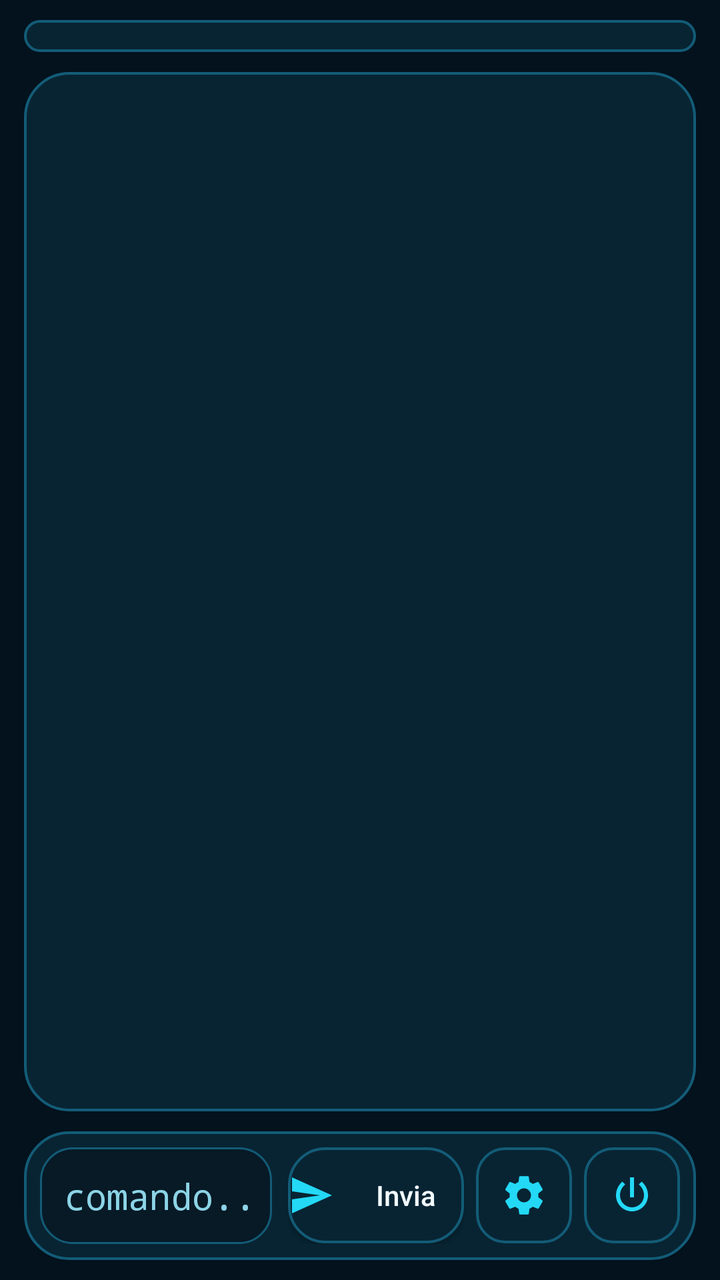
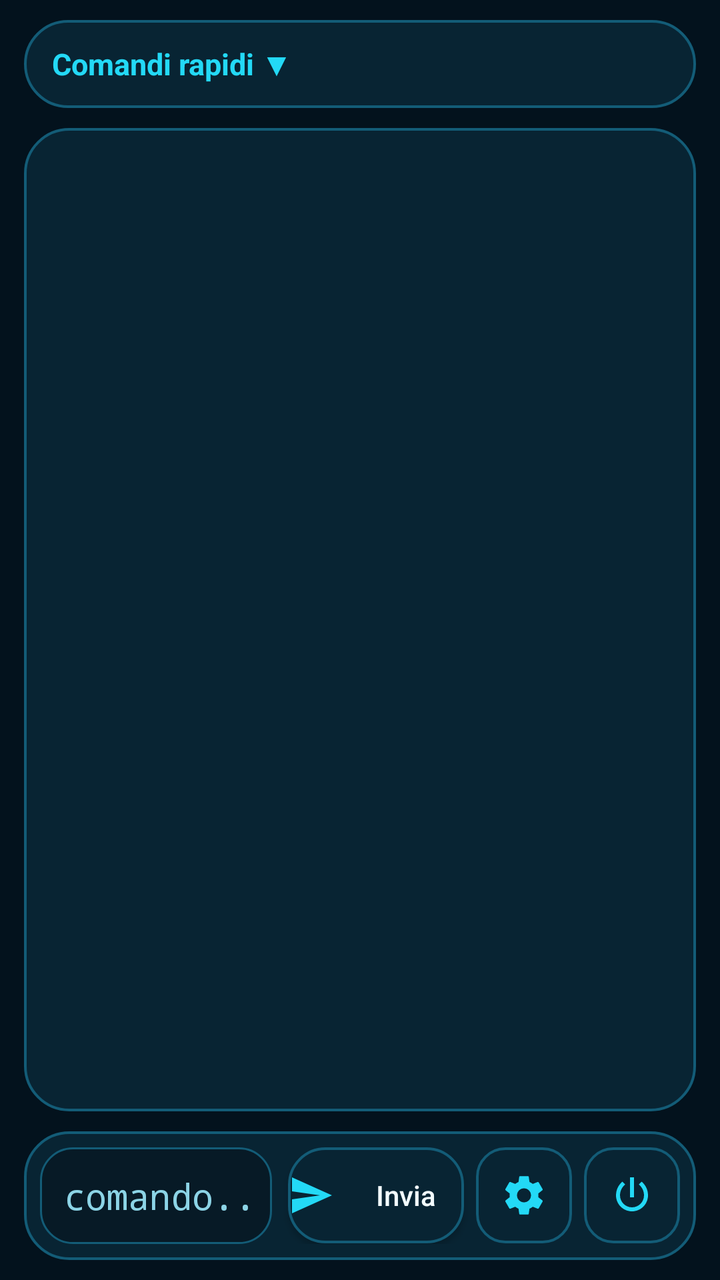

Compare the two renders of this Android layout. The source of the first and the diff that turns it into the second are given below.
<!-- AndroidManifest.xml: application theme Theme.SshTerminal -->
<!-- res/layout/activity_terminal.xml -->
<?xml version="1.0" encoding="utf-8"?>
<LinearLayout xmlns:android="http://schemas.android.com/apk/res/android"
    xmlns:app="http://schemas.android.com/apk/res-auto"
    android:layout_width="match_parent"
    android:layout_height="match_parent"
    android:background="@color/matrix_bg"
    android:orientation="vertical">

    <HorizontalScrollView
        android:layout_width="match_parent"
        android:layout_height="wrap_content"
        android:layout_marginStart="12dp"
        android:layout_marginTop="10dp"
        android:layout_marginEnd="12dp"
        android:background="@drawable/bg_card_matrix"
        android:scrollbars="none">

        <LinearLayout
            android:id="@+id/layoutQuickCommands"
            android:layout_width="wrap_content"
            android:layout_height="wrap_content"
            android:orientation="horizontal"
            android:padding="8dp" />

    </HorizontalScrollView>

    <ScrollView
        android:id="@+id/scrollOutput"
        android:layout_width="match_parent"
        android:layout_height="0dp"
        android:layout_weight="1"
        android:layout_marginStart="12dp"
        android:layout_marginTop="10dp"
        android:layout_marginEnd="12dp"
        android:background="@drawable/bg_card_matrix">

        <TextView
            android:id="@+id/textOutput"
            android:layout_width="match_parent"
            android:layout_height="wrap_content"
            android:fontFamily="monospace"
            android:padding="12dp"
            android:textColor="@color/matrix_green"
            android:textSize="13sp" />

    </ScrollView>

    <LinearLayout
        android:layout_width="match_parent"
        android:layout_height="wrap_content"
        android:layout_marginStart="12dp"
        android:layout_marginTop="10dp"
        android:layout_marginEnd="12dp"
        android:layout_marginBottom="10dp"
        android:background="@drawable/bg_card_matrix"
        android:gravity="center_vertical"
        android:orientation="horizontal"
        android:padding="8dp">

        <EditText
            android:id="@+id/editCommand"
            android:layout_width="0dp"
            android:layout_height="wrap_content"
            android:layout_weight="1"
            android:background="@drawable/bg_input_matrix"
            android:fontFamily="monospace"
            android:hint="comando..."
            android:imeOptions="actionSend"
            android:inputType="text"
            android:padding="12dp"
            android:textColor="@color/matrix_text_primary"
            android:textColorHint="@color/matrix_text_secondary" />

        <Button
            android:id="@+id/buttonSend"
            android:layout_width="wrap_content"
            android:layout_height="48dp"
            android:layout_marginStart="8dp"
            android:background="@drawable/bg_button_matrix"
            android:drawableStart="@drawable/ic_matrix_send"
            android:drawablePadding="6dp"
            android:text="Invia"
            android:textAllCaps="false"
            android:textColor="@color/matrix_text_primary" />

        <ImageButton
            android:id="@+id/buttonManageQuick"
            android:layout_width="48dp"
            android:layout_height="48dp"
            android:layout_marginStart="6dp"
            android:background="@drawable/bg_button_matrix_small"
            android:contentDescription="Comandi rapidi"
            android:padding="12dp"
            android:src="@drawable/ic_matrix_settings"
            app:tint="@color/matrix_cyan" />

        <ImageButton
            android:id="@+id/buttonDisconnect"
            android:layout_width="48dp"
            android:layout_height="48dp"
            android:layout_marginStart="6dp"
            android:background="@drawable/bg_button_matrix_small"
            android:contentDescription="Disconnetti"
            android:padding="12dp"
            android:src="@drawable/ic_matrix_power"
            app:tint="@color/matrix_cyan" />

    </LinearLayout>

</LinearLayout>
<!-- resources referenced by this layout -->
<resources>
  <color name="matrix_bg">#03121D</color>
  <color name="matrix_cyan">#23D9F6</color>
  <color name="matrix_green">#33FF33</color>
  <color name="matrix_text_primary">#F3FCFF</color>
  <color name="matrix_text_secondary">#8CD4E6</color>
  <!-- drawable bg_button_matrix (drawable) -->
  <?xml version="1.0" encoding="utf-8"?>
  <selector xmlns:android="http://schemas.android.com/apk/res/android">
      <item android:state_pressed="true">
          <shape android:shape="rectangle">
              <solid android:color="@color/matrix_panel_alt" />
              <corners android:radius="18dp" />
              <stroke android:width="1.4dp" android:color="@color/matrix_cyan" />
          </shape>
      </item>
      <item>
          <shape android:shape="rectangle">
              <solid android:color="@color/matrix_panel" />
              <corners android:radius="18dp" />
              <stroke android:width="1.2dp" android:color="@color/matrix_border" />
          </shape>
      </item>
  </selector>
  <!-- drawable bg_card_matrix (drawable) -->
  <?xml version="1.0" encoding="utf-8"?>
  <shape xmlns:android="http://schemas.android.com/apk/res/android" android:shape="rectangle">
      <solid android:color="@color/matrix_panel" />
      <corners android:radius="22dp" />
      <stroke android:width="1.2dp" android:color="@color/matrix_border" />
  </shape>
  <!-- drawable bg_input_matrix (drawable) -->
  <?xml version="1.0" encoding="utf-8"?>
  <shape xmlns:android="http://schemas.android.com/apk/res/android" android:shape="rectangle">
      <solid android:color="#071A26" />
      <corners android:radius="16dp" />
      <stroke android:width="1dp" android:color="@color/matrix_border" />
      <padding android:left="14dp" android:top="12dp" android:right="14dp" android:bottom="12dp" />
  </shape>
  <!-- drawable ic_matrix_power (drawable) -->
  <vector xmlns:android="http://schemas.android.com/apk/res/android"
      android:width="24dp" android:height="24dp" android:viewportWidth="24" android:viewportHeight="24">
      <path android:fillColor="@color/matrix_cyan" android:pathData="M13,3h-2v10h2z"/>
      <path android:fillColor="@color/matrix_cyan_soft" android:pathData="M16.83,5.17l-1.41,1.41C16.99,7.86 18,9.82 18,12c0,3.31 -2.69,6 -6,6s-6,-2.69 -6,-6c0,-2.18 1.01,-4.14 2.58,-5.42L7.17,5.17C5.23,6.82 4,9.25 4,12c0,4.42 3.58,8 8,8s8,-3.58 8,-8c0,-2.75 -1.23,-5.18 -3.17,-6.83z"/>
  </vector>
  <!-- drawable ic_matrix_send (drawable) -->
  <vector xmlns:android="http://schemas.android.com/apk/res/android"
      android:width="24dp" android:height="24dp" android:viewportWidth="24" android:viewportHeight="24">
      <path android:fillColor="@color/matrix_cyan" android:pathData="M2,21l20,-9L2,3v7l14,2 -14,2z"/>
  </vector>
  <style name="Theme.SshTerminal" parent="Theme.MaterialComponents.DayNight.NoActionBar">
          <item name="colorPrimary">@color/matrix_panel</item>
          <item name="colorPrimaryVariant">@color/matrix_bg</item>
          <item name="colorSecondary">@color/matrix_cyan</item>
          <item name="android:statusBarColor">@color/matrix_bg</item>
          <item name="android:navigationBarColor">@color/matrix_bg</item>
      </style>
  <color name="matrix_panel_alt">#0A2B3D</color>
  <color name="matrix_panel">#082433</color>
  <color name="matrix_border">#135C77</color>
  <color name="matrix_cyan_soft">#7CEEFF</color>
</resources>

<!-- the commit's change to res/layout/activity_terminal.xml (unified diff, before → after) -->
@@ -6,23 +6,45 @@
     android:background="@color/matrix_bg"
     android:orientation="vertical">
 
-    <HorizontalScrollView
+    <LinearLayout
+        android:id="@+id/quickCommandsPanel"
         android:layout_width="match_parent"
         android:layout_height="wrap_content"
         android:layout_marginStart="12dp"
         android:layout_marginTop="10dp"
         android:layout_marginEnd="12dp"
         android:background="@drawable/bg_card_matrix"
-        android:scrollbars="none">
+        android:orientation="vertical">
 
-        <LinearLayout
-            android:id="@+id/layoutQuickCommands"
-            android:layout_width="wrap_content"
+        <TextView
+            android:id="@+id/buttonToggleQuick"
+            android:layout_width="match_parent"
+            android:layout_height="44dp"
+            android:gravity="center_vertical"
+            android:paddingStart="14dp"
+            android:paddingEnd="14dp"
+            android:text="Comandi rapidi ▼"
+            android:textColor="@color/matrix_cyan"
+            android:textSize="15sp"
+            android:textStyle="bold" />
+
+        <HorizontalScrollView
+            android:id="@+id/scrollQuickCommands"
+            android:layout_width="match_parent"
             android:layout_height="wrap_content"
-            android:orientation="horizontal"
-            android:padding="8dp" />
+            android:scrollbars="none"
+            android:visibility="gone">
 
-    </HorizontalScrollView>
+            <LinearLayout
+                android:id="@+id/layoutQuickCommands"
+                android:layout_width="wrap_content"
+                android:layout_height="wrap_content"
+                android:orientation="horizontal"
+                android:padding="8dp" />
+
+        </HorizontalScrollView>
+
+    </LinearLayout>
 
     <ScrollView
         android:id="@+id/scrollOutput"
@@ -41,6 +63,9 @@
             android:fontFamily="monospace"
             android:padding="12dp"
             android:textColor="@color/matrix_green"
+            android:textIsSelectable="true"
+            android:focusable="true"
+            android:longClickable="true"
             android:textSize="13sp" />
 
     </ScrollView>
